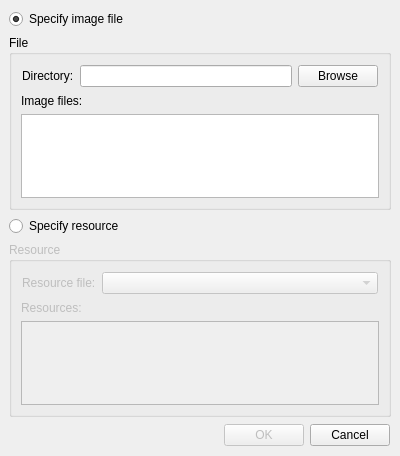
The window that tools/designer/src/lib/shared/findicondialog.ui (Fat-Zer/qt4-historical) describes before a commit, drawn with Qt 5.
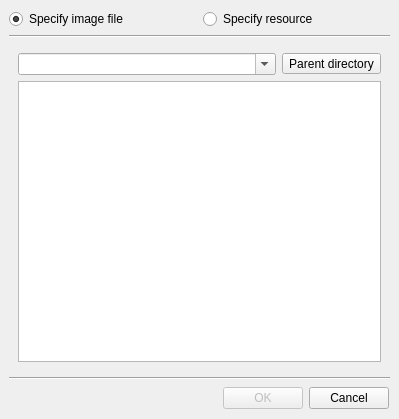
The same window after the commit. Icons and pictures are not drawn.

The edit to the form file:
```diff
--- a/tools/designer/src/lib/shared/findicondialog.ui
+++ b/tools/designer/src/lib/shared/findicondialog.ui
@@ -8,8 +8,8 @@
    <rect>
     <x>0</x>
     <y>0</y>
-    <width>400</width>
-    <height>456</height>
+    <width>399</width>
+    <height>419</height>
    </rect>
   </property>
   <property name="windowTitle" >
@@ -23,15 +23,15 @@
     <number>6</number>
    </property>
    <item>
+    <layout class="QHBoxLayout" >
+     <property name="margin" >
+      <number>0</number>
+     </property>
+     <property name="spacing" >
+      <number>6</number>
+     </property>
+     <item>
     <widget class="QRadioButton" name="m_specify_file_input" >
-     <property name="geometry" >
-      <rect>
-       <x>9</x>
-       <y>9</y>
-       <width>382</width>
-       <height>20</height>
-      </rect>
-     </property>
      <property name="text" >
       <string>Specify image file</string>
      </property>
@@ -40,163 +40,28 @@
      </property>
     </widget>
    </item>
-   <item>
-    <widget class="QGroupBox" name="m_specify_file_box" >
-     <property name="geometry" >
-      <rect>
-       <x>9</x>
-       <y>35</y>
-       <width>382</width>
-       <height>171</height>
-      </rect>
-     </property>
-     <property name="title" >
-      <string>File</string>
-     </property>
-     <layout class="QVBoxLayout" >
-      <property name="margin" >
-       <number>9</number>
-      </property>
-      <property name="spacing" >
-       <number>6</number>
-      </property>
-      <item>
-       <layout class="QHBoxLayout" >
-        <property name="margin" >
-         <number>1</number>
-        </property>
-        <property name="spacing" >
-         <number>6</number>
-        </property>
-        <item>
-         <widget class="QLabel" name="label_2" >
-          <property name="geometry" >
-           <rect>
-            <x>1</x>
-            <y>1</y>
-            <width>62</width>
-            <height>32</height>
-           </rect>
-          </property>
-          <property name="frameShape" >
-           <enum>QFrame::NoFrame</enum>
-          </property>
-          <property name="frameShadow" >
-           <enum>QFrame::Plain</enum>
-          </property>
-          <property name="text" >
-           <string>Directory:</string>
-          </property>
-          <property name="textFormat" >
-           <enum>Qt::AutoText</enum>
-          </property>
-         </widget>
-        </item>
-        <item>
-         <widget class="QLineEdit" name="m_file_dir_input" >
-          <property name="geometry" >
-           <rect>
-            <x>69</x>
-            <y>6</y>
-            <width>181</width>
-            <height>22</height>
-           </rect>
-          </property>
-          <property name="text" >
-           <string/>
-          </property>
-          <property name="echoMode" >
-           <enum>QLineEdit::Normal</enum>
-          </property>
-         </widget>
-        </item>
-        <item>
-         <widget class="QPushButton" name="m_file_dir_browse" >
-          <property name="geometry" >
-           <rect>
-            <x>256</x>
-            <y>1</y>
-            <width>103</width>
-            <height>32</height>
-           </rect>
-          </property>
-          <property name="text" >
-           <string>Browse</string>
-          </property>
-         </widget>
-        </item>
-       </layout>
-      </item>
-      <item>
-       <widget class="QLabel" name="label_4" >
-        <property name="geometry" >
-         <rect>
-          <x>11</x>
-          <y>70</y>
-          <width>360</width>
-          <height>16</height>
-         </rect>
-        </property>
-        <property name="frameShape" >
-         <enum>QFrame::NoFrame</enum>
-        </property>
-        <property name="frameShadow" >
-         <enum>QFrame::Plain</enum>
-        </property>
-        <property name="text" >
-         <string>Image files:</string>
-        </property>
-        <property name="textFormat" >
-         <enum>Qt::AutoText</enum>
-        </property>
-       </widget>
-      </item>
-      <item>
-       <widget class="QListWidget" name="m_file_image_list" >
-        <property name="geometry" >
-         <rect>
-          <x>11</x>
-          <y>92</y>
-          <width>360</width>
-          <height>68</height>
-         </rect>
-        </property>
-       </widget>
-      </item>
-     </layout>
-    </widget>
-   </item>
    <item>
     <widget class="QRadioButton" name="m_specify_resource_input" >
-     <property name="geometry" >
-      <rect>
-       <x>9</x>
-       <y>212</y>
-       <width>382</width>
-       <height>20</height>
-      </rect>
-     </property>
      <property name="text" >
       <string>Specify resource</string>
      </property>
     </widget>
    </item>
+    </layout>
+   </item>
    <item>
-    <widget class="QGroupBox" name="m_specify_resource_box" >
-     <property name="enabled" >
-      <bool>false</bool>
+    <widget class="Line" name="line" >
+     <property name="orientation" >
+      <enum>Qt::Horizontal</enum>
      </property>
-     <property name="geometry" >
-      <rect>
-       <x>9</x>
-       <y>238</y>
-       <width>382</width>
-       <height>169</height>
-      </rect>
+    </widget>
+   </item>
+   <item>
+    <widget class="QStackedWidget" name="m_widget_stack" >
+     <property name="currentIndex" >
+      <number>0</number>
      </property>
-     <property name="title" >
-      <string>Resource</string>
-     </property>
+     <widget class="QWidget" name="page" >
      <layout class="QVBoxLayout" >
       <property name="margin" >
        <number>9</number>
@@ -207,94 +72,56 @@
       <item>
        <layout class="QHBoxLayout" >
         <property name="margin" >
-         <number>1</number>
+          <number>0</number>
         </property>
         <property name="spacing" >
          <number>6</number>
         </property>
         <item>
-         <widget class="QLabel" name="label" >
-          <property name="geometry" >
-           <rect>
-            <x>1</x>
-            <y>1</y>
-            <width>85</width>
-            <height>26</height>
-           </rect>
-          </property>
-          <property name="frameShape" >
-           <enum>QFrame::NoFrame</enum>
-          </property>
-          <property name="frameShadow" >
-           <enum>QFrame::Plain</enum>
-          </property>
-          <property name="text" >
-           <string>Resource file:</string>
-          </property>
-          <property name="textFormat" >
-           <enum>Qt::AutoText</enum>
-          </property>
+          <widget class="QComboBox" name="m_file_input" >
+           <property name="editable" >
+            <bool>true</bool>
+           </property>
+           <property name="insertPolicy" >
+            <enum>QComboBox::NoInsert</enum>
+           </property>
+           <property name="autoCompletion" >
+            <bool>false</bool>
+           </property>
          </widget>
         </item>
         <item>
-         <widget class="QComboBox" name="m_resource_combo" >
-          <property name="geometry" >
-           <rect>
-            <x>92</x>
-            <y>1</y>
-            <width>267</width>
-            <height>26</height>
-           </rect>
-          </property>
-          <property name="sizePolicy" >
-           <sizepolicy>
-            <hsizetype>7</hsizetype>
-            <vsizetype>0</vsizetype>
-            <horstretch>0</horstretch>
-            <verstretch>0</verstretch>
-           </sizepolicy>
+          <widget class="QToolButton" name="m_cd_up_button" >
+           <property name="text" >
+            <string>Parent directory</string>
+           </property>
+           <property name="icon" >
+            <iconset resource="../../components/formeditor/formeditor.qrc" >:/trolltech/formeditor/images/win/up.png</iconset>
           </property>
          </widget>
         </item>
        </layout>
       </item>
       <item>
-       <widget class="QLabel" name="label_3" >
-        <property name="geometry" >
-         <rect>
-          <x>11</x>
-          <y>64</y>
-          <width>360</width>
-          <height>16</height>
-         </rect>
-        </property>
-        <property name="frameShape" >
-         <enum>QFrame::NoFrame</enum>
-        </property>
-        <property name="frameShadow" >
-         <enum>QFrame::Plain</enum>
-        </property>
-        <property name="text" >
-         <string>Resources:</string>
-        </property>
-        <property name="textFormat" >
-         <enum>Qt::AutoText</enum>
-        </property>
-       </widget>
-      </item>
-      <item>
-       <widget class="QTreeView" name="m_resource_tree" >
-        <property name="geometry" >
-         <rect>
-          <x>11</x>
-          <y>86</y>
-          <width>360</width>
-          <height>72</height>
-         </rect>
-        </property>
-       </widget>
-      </item>
-     </layout>
+        <widget class="QListWidget" name="m_icon_view" >
+         <property name="iconSize" >
+          <size>
+           <width>24</width>
+           <height>24</height>
+          </size>
+         </property>
+        </widget>
+       </item>
+      </layout>
+     </widget>
+     <widget class="QWidget" name="page" />
+    </widget>
+   </item>
+   <item>
+    <widget class="Line" name="line_2" >
+     <property name="orientation" >
+      <enum>Qt::Horizontal</enum>
+     </property>
     </widget>
    </item>
    <item>
@@ -307,14 +134,6 @@
      </property>
      <item>
       <spacer>
-       <property name="geometry" >
-        <rect>
-         <x>1</x>
-         <y>1</y>
-         <width>206</width>
-         <height>32</height>
-        </rect>
-       </property>
        <property name="orientation" >
         <enum>Qt::Horizontal</enum>
        </property>
@@ -331,14 +150,6 @@
        <property name="enabled" >
         <bool>false</bool>
        </property>
-       <property name="geometry" >
-        <rect>
-         <x>300</x>
-         <y>1</y>
-         <width>81</width>
-         <height>32</height>
-        </rect>
-       </property>
        <property name="text" >
         <string>OK</string>
        </property>
@@ -349,14 +160,6 @@
      </item>
      <item>
          <widget class="QPushButton" name="m_cancel_button" >
-             <property name="geometry" >
-                 <rect>
-                     <x>213</x>
-                     <y>1</y>
-                     <width>81</width>
-                     <height>32</height>
-                 </rect>
-             </property>
              <property name="text" >
                  <string>Cancel</string>
              </property>
```
Left out of the diff: 28 changed lines with no effect on the pictures. Lines whose indentation alone changed are shown as unchanged.
